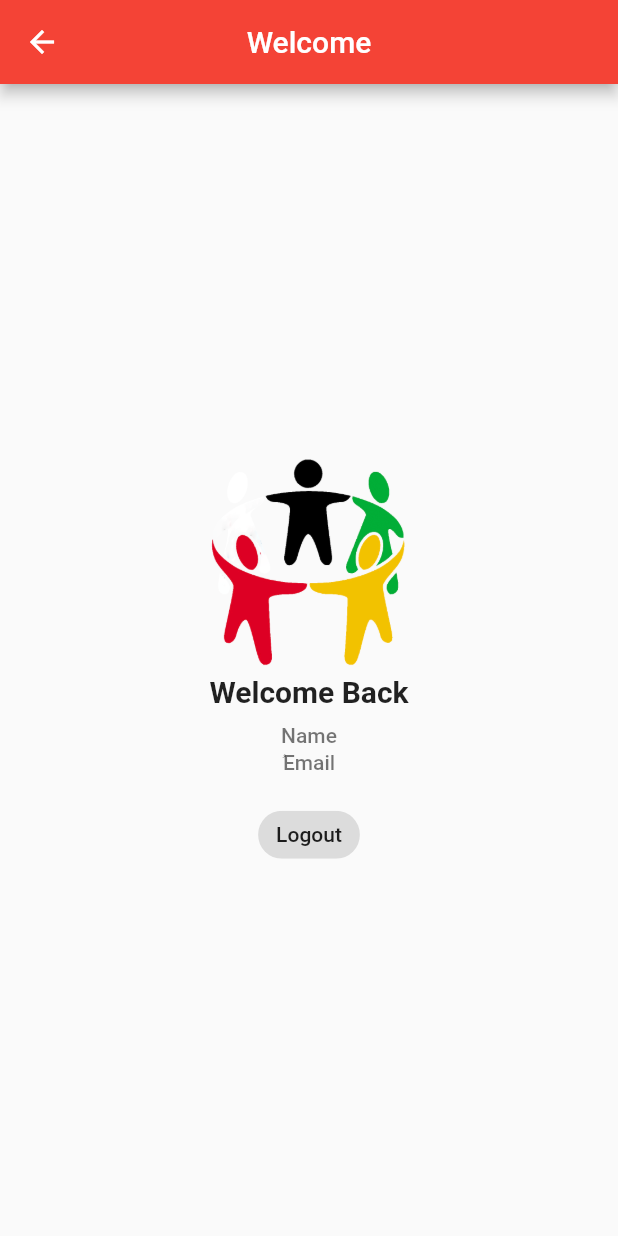
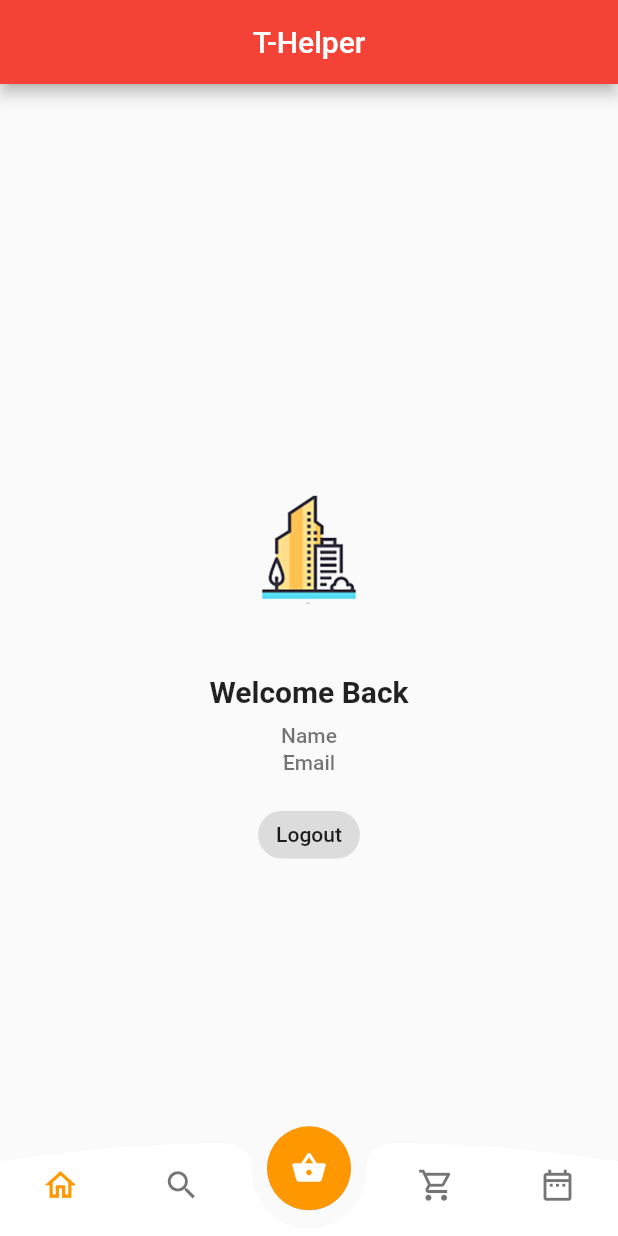
Before and after one commit to Khaledxab/Medify, a Flutter app: the screen it shows after launch, after a tap on "Login", on a phone screen of 412 x 824 dp. Run offline on Flutter 3.47's test engine with Material 2 defaults, Android fonts, the phone set to English and light mode, and no system bars; our stand-ins replace firebase_auth, firebase_core; accounts and stored records are empty; network calls fail.

```diff
--- a/lib/main.dart
+++ b/lib/main.dart
@@ -1,8 +1,14 @@
 import 'package:t_helper/screens/login_screen.dart';
+import 'package:t_helper/screens/registration_screen.dart';
 import 'package:flutter/material.dart';
+import 'package:firebase_auth/firebase_auth.dart';
+import 'package:firebase_core/firebase_core.dart';
+
+final FirebaseAuth _auth = FirebaseAuth.instance;
 
 Future<void> main() async {
-
+  WidgetsFlutterBinding.ensureInitialized();
+  await Firebase.initializeApp();
 
   runApp(MyApp());
 }
--- a/lib/screens/home_screen.dart
+++ b/lib/screens/home_screen.dart
@@ -1,4 +1,5 @@
 import 'package:flutter/material.dart';
+import '../widgets/my_nav_bar.dart';
 
 class HomeScreen extends StatefulWidget {
   HomeScreen({Key? key}) : super(key: key);
@@ -12,7 +13,7 @@ class _HomeScreenState extends State<HomeScreen> {
   Widget build(BuildContext context) {
     return Scaffold(
       appBar: AppBar(
-        title: const Text("Welcome"),
+        title: const Text("T-Helper"),
         centerTitle: true,
       ),
        body: Center(
@@ -45,6 +46,8 @@ class _HomeScreenState extends State<HomeScreen> {
           ),
           ),
           ),
+    extendBody: true,
+    bottomNavigationBar: const BottomNavBarCurvedFb1(),
     );
   }
 }
--- a/lib/screens/login_screen.dart
+++ b/lib/screens/login_screen.dart
@@ -65,7 +65,7 @@ class _LoginScreenState extends State<LoginScreen> {
           padding: EdgeInsets.fromLTRB(20, 15, 20, 15),
           minWidth: MediaQuery.of(context).size.width,
           onPressed: () {
-            Navigator.push(
+            Navigator.pushReplacement(
                 context, MaterialPageRoute(builder: (context) => HomeScreen()));
           },
           child: Text("Login",
@@ -97,7 +97,7 @@ class _LoginScreenState extends State<LoginScreen> {
                           fit: BoxFit.contain,
                         )),
                     SizedBox(
-                      height: 100,
+                      height: 10,
                     ),
                     emailField,
                     SizedBox(
--- a/lib/screens/registration_screen.dart
+++ b/lib/screens/registration_screen.dart
@@ -1,7 +1,9 @@
+import 'package:flutter/material.dart';
+import 'package:firebase_auth/firebase_auth.dart';
+import 'package:firebase_core/firebase_core.dart';
+import 'login_screen.dart';
 
-import 'package:flutter/material.dart';
-
-import 'login_screen.dart';
+final FirebaseAuth _auth = FirebaseAuth.instance;
 
 class RegistrationScreen extends StatefulWidget {
   RegistrationScreen({Key? key}) : super(key: key);
@@ -19,6 +21,25 @@ class _RegistrationScreenState extends State<RegistrationScreen> {
   final emailEditingController = new TextEditingController();
   final passwordEditingController = new TextEditingController();
   final confirmPasswordEditingController = new TextEditingController();
+  late bool _sucess;
+  late String _userEmail;
+
+   void _register() async {
+    final User? user = (
+    await _auth.createUserWithEmailAndPassword(email:  emailEditingController.text, password:passwordEditingController.text)
+    ).user;
+
+    if(user != null) {
+      setState(() {
+        _sucess = true;
+        _userEmail = user.email!;
+      });
+    } else {
+      setState(() {
+        _sucess = false;
+      });
+    }
+  }
 
   @override
   Widget build(BuildContext context) {
@@ -163,7 +184,9 @@ class _RegistrationScreenState extends State<RegistrationScreen> {
       child: MaterialButton(
           padding: EdgeInsets.fromLTRB(20, 15, 20, 15),
           minWidth: MediaQuery.of(context).size.width,
-          onPressed: () {},
+          onPressed: () async {
+            _register();
+          },
           child: Text(
             "SignUp",
             textAlign: TextAlign.center,
--- /dev/null
+++ b/lib/widgets/my_nav_bar.dart
@@ -0,0 +1,163 @@
+import 'package:flutter/material.dart';
+
+class BottomNavBarCurvedFb1 extends StatefulWidget {
+  const BottomNavBarCurvedFb1({Key? key}) : super(key: key);
+
+  @override
+  _BottomNavBarCurvedFb1State createState() => _BottomNavBarCurvedFb1State();
+}
+
+class _BottomNavBarCurvedFb1State extends State<BottomNavBarCurvedFb1> {
+
+
+
+  @override
+  Widget build(BuildContext context) {
+    Size size = MediaQuery.of(context).size;
+    double height = 56;
+
+    final primaryColor = Colors.orange;
+    final secondaryColor = Colors.black54;
+    final accentColor = const Color(0xffffffff);
+    final backgroundColor = Colors.white;
+
+    return BottomAppBar(
+      color: Colors.transparent,
+      elevation: 0,
+      child: Stack(
+        children: [
+          CustomPaint(
+            size: Size(size.width, height + 6),
+            painter: BottomNavCurvePainter(backgroundColor: backgroundColor),
+          ),
+          Center(
+            heightFactor: 0.6,
+            child: FloatingActionButton(
+                backgroundColor: primaryColor,
+                child: Icon(Icons.shopping_basket),
+                elevation: 0.1,
+                onPressed: () {}),
+          ),
+          Container(
+            height: height,
+            child: Row(
+              mainAxisAlignment: MainAxisAlignment.spaceAround,
+              children: [
+                NavBarIcon(
+                  text: "Home",
+                  icon: Icons.home_outlined,
+                  selected: true,
+                  onPressed: () {},
+                  defaultColor: secondaryColor,
+                  selectedColor: primaryColor,
+                ),
+                NavBarIcon(
+                  text: "Search",
+                  icon: Icons.search_outlined,
+                  selected: false,
+                  onPressed: () {},
+                  defaultColor: secondaryColor,
+                  selectedColor: primaryColor,
+                ),
+                SizedBox(width: 56),
+                NavBarIcon(
+                    text: "Cart",
+                    icon: Icons.local_grocery_store_outlined,
+                    selected: false,
+                    onPressed: () {},
+                    defaultColor: secondaryColor,
+                    selectedColor: primaryColor),
+                NavBarIcon(
+                  text: "Calendar",
+                  icon: Icons.date_range_outlined,
+                  selected: false,
+                  onPressed: () {},
+                  selectedColor: primaryColor,
+                  defaultColor: secondaryColor,
+                )
+              ],
+            ),
+          ),
+        ],
+      ),
+    );
+  }
+}
+
+class BottomNavCurvePainter extends CustomPainter {
+  BottomNavCurvePainter({this.backgroundColor = Colors.white, this.insetRadius = 38});
+
+  Color backgroundColor;
+  double insetRadius;
+  @override
+  void paint(Canvas canvas, Size size) {
+
+    Paint paint = Paint()
+      ..color = backgroundColor
+      ..style = PaintingStyle.fill;
+    Path path = Path()..moveTo(0, 12);
+
+    double insetCurveBeginnningX = size.width / 2 - insetRadius;
+    double insetCurveEndX = size.width / 2 + insetRadius;
+    double transitionToInsetCurveWidth = size.width * .05;
+    path.quadraticBezierTo(size.width * 0.20, 0,
+        insetCurveBeginnningX - transitionToInsetCurveWidth, 0);
+    path.quadraticBezierTo(
+        insetCurveBeginnningX, 0, insetCurveBeginnningX, insetRadius / 2);
+
+    path.arcToPoint(Offset(insetCurveEndX, insetRadius / 2),
+        radius: Radius.circular(10.0), clockwise: false);
+
+    path.quadraticBezierTo(
+        insetCurveEndX, 0, insetCurveEndX + transitionToInsetCurveWidth, 0);
+    path.quadraticBezierTo(size.width * 0.80, 0, size.width, 12);
+    path.lineTo(size.width, size.height + 56);
+    path.lineTo(
+        0,
+        size.height +
+            56); //+56 here extends the navbar below app bar to include extra space on some screens (iphone 11)
+    canvas.drawPath(path, paint);
+  }
+
+  @override
+  bool shouldRepaint(CustomPainter oldDelegate) {
+    return false;
+  }
+}
+
+class NavBarIcon extends StatelessWidget {
+  const NavBarIcon(
+      {Key? key,
+      required this.text,
+      required this.icon,
+      required this.selected,
+      required this.onPressed,
+      this.selectedColor = const Color(0xffFF8527),
+      this.defaultColor = Colors.black54})
+      : super(key: key);
+  final String text;
+  final IconData icon;
+  final bool selected;
+  final Function() onPressed;
+  final Color defaultColor;
+  final Color selectedColor;
+
+  @override
+  Widget build(BuildContext context) {
+    return Column(
+      mainAxisAlignment: MainAxisAlignment.center,
+      children: [
+        IconButton(
+          onPressed: onPressed,
+          splashColor: Colors.transparent,
+          highlightColor: Colors.transparent,
+          icon: Icon(
+            icon,
+            size: 25,
+            color: selected ? selectedColor : defaultColor,
+          ),
+        ),
+      ],
+    );
+  }
+}
--- a/pubspec.yaml
+++ b/pubspec.yaml
@@ -39,6 +39,9 @@ dependencies:
 dev_dependencies:
   flutter_test:
     sdk: flutter
+  firebase_core: ^1.18.0
+  firebase_auth: ^3.3.20
+
 
   # The "flutter_lints" package below contains a set of recommended lints to
   # encourage good coding practices. The lint set provided by the package is
```
Also changed, not shown: assets/logo.png, pubspec.lock, 2 other files.
